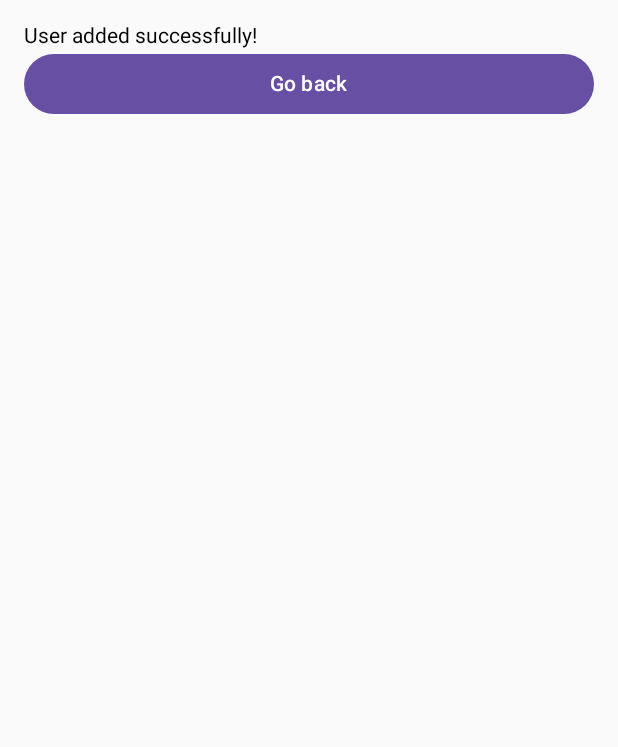
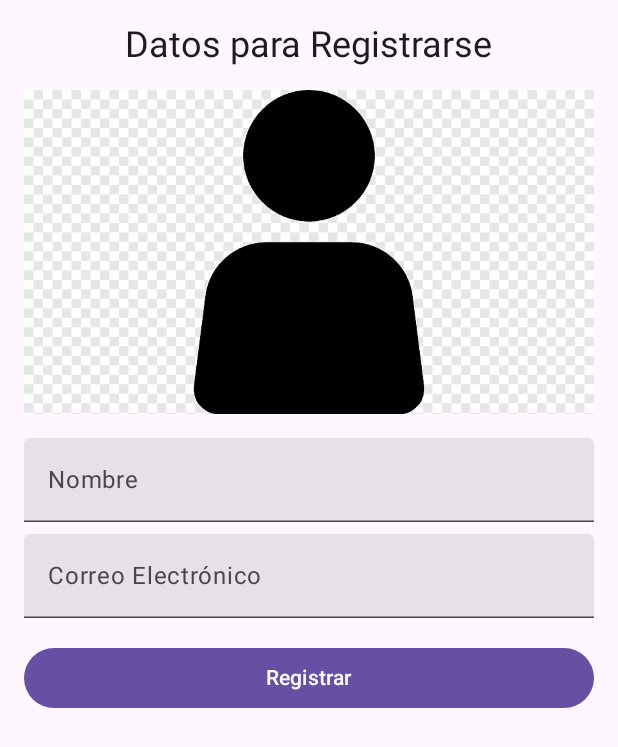
Before and after one commit to LisJTR/ProyectoFinal_AndroidStudio, an Android app built with Jetpack Compose: the RegistroScreen screen opened through its navigation route, on a phone screen of 412 x 824 dp. Shown: the top 747 px of the screen. Run offline under Robolectric (Android 15) with nearby library versions, the phone set to English and light mode, and no system bars; our stand-ins replace Room's generated code.

Commit message:
Modificación UI Registro + Notificación de registro exitoso

```diff
--- a/app/build.gradle.kts
+++ b/app/build.gradle.kts
@@ -65,6 +65,7 @@ dependencies {
     implementation(libs.androidx.room.runtime)
     implementation(libs.androidx.navigation.compose)
     implementation(libs.androidx.runtime.livedata)
+    implementation(libs.androidx.storage)
     //implementation(libs.androidx.ui.test.android) // Room Runtime
     kapt(libs.androidx.room.compiler) // Room Compiler
     implementation("androidx.room:room-ktx:2.5.2")
--- a/app/src/main/java/com/torre/proyectofinal/MainActivity.kt
+++ b/app/src/main/java/com/torre/proyectofinal/MainActivity.kt
@@ -44,7 +44,7 @@ class MainActivity : ComponentActivity() {
                 }
                 composable("registroScreen") {
                     // Pantalla de éxito
-                    RegistroScreen(navController = navController)
+                    RegistroScreen(navController = navController, userViewModel = userViewModel)
                 }
                 composable(
                     "consultaUserScreen/{userName}/{userEmail}",
--- a/app/src/main/java/com/torre/proyectofinal/screen/RegistroScreen.kt
+++ b/app/src/main/java/com/torre/proyectofinal/screen/RegistroScreen.kt
@@ -1,36 +1,111 @@
 package com.torre.proyectofinal.screen
 
+import android.annotation.SuppressLint
+import android.widget.Toast
+import androidx.compose.foundation.Image
 import androidx.compose.foundation.layout.*
-import androidx.compose.material3.Button
-import androidx.compose.material3.Text
-import androidx.compose.runtime.Composable
+import androidx.compose.material3.*
+import androidx.compose.runtime.*
+import androidx.compose.ui.Alignment
 import androidx.compose.ui.Modifier
+import androidx.compose.ui.graphics.painter.Painter
+import androidx.compose.ui.res.painterResource
 import androidx.compose.ui.unit.dp
+import androidx.compose.ui.unit.sp
 import androidx.navigation.NavController
+import com.torre.proyectofinal.viewmodel.MainViewModel
+import kotlinx.coroutines.delay
 
+@SuppressLint("UnusedMaterial3ScaffoldPaddingParameter")
+@Composable
+fun RegistroScreen(navController: NavController, userViewModel: MainViewModel) {
+    // Variables para almacenar los valores del nombre y correo electrónico ingresados
+    var name by remember { mutableStateOf("") }
+    var email by remember { mutableStateOf("") }
 
-@Composable  // Indica que esta función define una pantalla o parte de la interfaz de usuario.
-fun RegistroScreen(navController: NavController) {
-    // Define el contenido de la pantalla de registro (success screen).
+    // Estado para controlar la visibilidad del Dialog
+    var showDialog by remember { mutableStateOf(false) }
 
+    // Cargar la imagen (asegúrate de que la imagen esté en la carpeta drawable)
+    val image: Painter = painterResource(id = com.torre.proyectofinal.R.drawable.imagenregistro)
+
+    // Diseño de la pantalla
+    Scaffold(
+        modifier = Modifier.fillMaxSize()
+    ) {
         Column(
             modifier = Modifier
-            .fillMaxSize()  // Hace que el `Column` ocupe todo el tamaño disponible en pantalla.
-            .padding(16.dp)  // Añade un margen interno de 16 dp alrededor del contenido.
+                .fillMaxSize()
+                .padding(16.dp),
+            horizontalAlignment = Alignment.CenterHorizontally
         ) {
-        Text("User added successfully!")
-        // Muestra un mensaje en texto plano indicando que un usuario fue añadido correctamente.
+            // Título de la pantalla
+            Text(
+                text = "Datos para Registrarse",
+                fontSize = 24.sp,
+                modifier = Modifier.padding(bottom = 16.dp)
+            )
 
+            // Imagen debajo del título
+            Image(
+                painter = image,
+                contentDescription = "Imagen de registro",
+                modifier = Modifier
+                    .fillMaxWidth()
+                    .padding(bottom = 16.dp)
+            )
+
+            // Campo de texto para ingresar el nombre
+            TextField(
+                value = name,
+                onValueChange = { name = it },
+                label = { Text("Nombre") },
+                modifier = Modifier.fillMaxWidth()
+            )
+            Spacer(modifier = Modifier.height(8.dp))
+
+            // Campo de texto para ingresar el correo electrónico
+            TextField(
+                value = email,
+                onValueChange = { email = it },
+                label = { Text("Correo Electrónico") },
+                modifier = Modifier.fillMaxWidth()
+            )
+            Spacer(modifier = Modifier.height(16.dp))
+
+            // Botón para registrar al usuario
             Button(
                 onClick = {
-                // Acción que ocurre al pulsar el botón.
-                // Usa `navController.popBackStack()` para regresar a la pantalla anterior.
-                navController.popBackStack()
+                    if (name.isNotBlank() && email.isNotBlank()) {
+                        // Guardar el usuario en la base de datos usando el ViewModel
+                        userViewModel.addUser(name, email)
+                        // Mostrar el Dialog de confirmación
+                        showDialog = true
+                    } else {
+                        Toast.makeText(navController.context, "Por favor, ingrese todos los datos", Toast.LENGTH_SHORT).show()
+                    }
                 },
-            modifier = Modifier.fillMaxWidth()  // El botón ocupará todo el ancho disponible.
+                modifier = Modifier.fillMaxWidth()
             ) {
-            Text("Go back")
-            // Texto mostrado dentro del botón.
+                Text("Registrar")
+            }
+        }
+
+        // Mostrar el Dialog en el centro de la pantalla después de registrar
+        if (showDialog) {
+            // LaunchedEffect para hacer que el Dialog desaparezca después de un retraso
+            LaunchedEffect(Unit) {
+                delay(2000)  // Esperar 2 segundos (puedes ajustar este valor)
+                showDialog = false  // Cerrar el Dialog
+                navController.popBackStack()  // Regresar a la pantalla de inicio
+            }
+
+            AlertDialog(
+                onDismissRequest = { showDialog = false },
+                title = { Text("Registro exitoso") },
+                text = { Text("El usuario ha sido registrado correctamente.") },
+                confirmButton = {}  // Sin botón, solo muestra el mensaje y lo quita después de 2 segundos
+            )
         }
     }
 }
--- a/gradle/libs.versions.toml
+++ b/gradle/libs.versions.toml
@@ -15,6 +15,7 @@ lifecycle_version = "2.6.1"
 navigationCompose = "2.8.5"
 runtimeLivedata = "1.7.6"
 uiTestAndroid = "1.7.2"
+storage = "1.5.0"
 
 [libraries]
 androidx-core-ktx = { group = "androidx.core", name = "core-ktx", version.ref = "coreKtx" }
@@ -40,6 +41,7 @@ androidx-lifecycle-livedata-ktx = { group = "androidx.lifecycle", name = "lifecy
 androidx-navigation-compose = { group = "androidx.navigation", name = "navigation-compose", version.ref = "navigationCompose" }
 androidx-runtime-livedata = { group = "androidx.compose.runtime", name = "runtime-livedata", version.ref = "runtimeLivedata" }
 androidx-ui-test-android = { group = "androidx.compose.ui", name = "ui-test-android", version.ref = "uiTestAndroid" }
+androidx-storage = { group = "androidx.test.services", name = "storage", version.ref = "storage" }
 
 
 [plugins]
```
Also changed, not shown: app/src/main/res/drawable/imagenregistro.png (added), 1 other file. Lines whose indentation alone changed are shown as unchanged.
